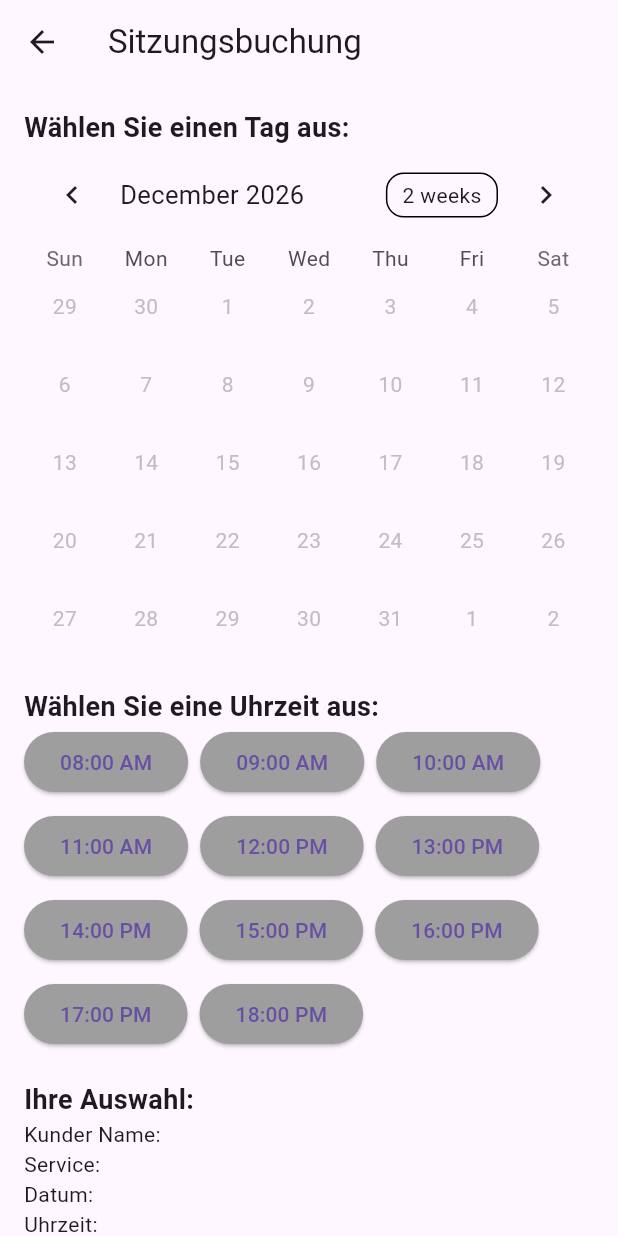
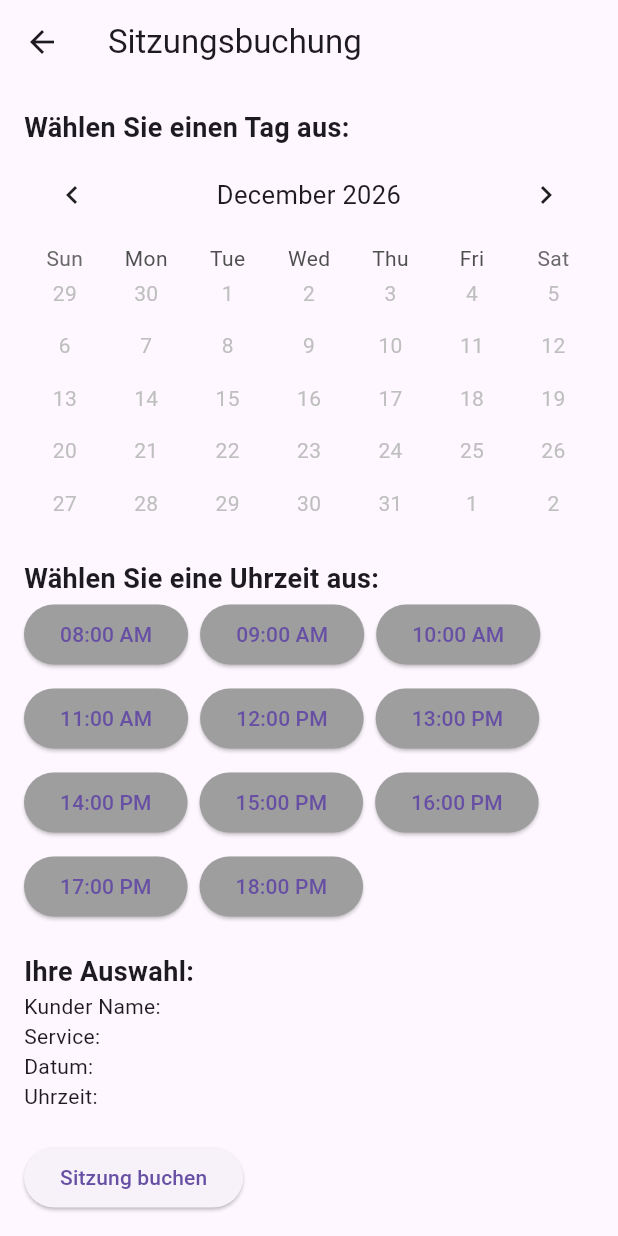
Before and after one commit to maurodev16/therapy_user, a Flutter app: the BottomNavigationWidget screen opened directly, after a tap on the "calendar month" icon, on a phone screen of 412 x 824 dp. Run offline on Flutter 3.47's test engine with Material 3 defaults, Android fonts, the phone set to English and light mode, and no system bars; drawn by our look-alikes of table_calendar; our stand-ins replace flutter_dotenv, flutter_spinkit, fluttertoast, get, get_storage, google_fonts and 2 more; accounts and stored records are empty.

Commit message:
doing appointment

```diff
--- a/lib/BottomNavigationBar/BottomNavigationBar.dart
+++ b/lib/BottomNavigationBar/BottomNavigationBar.dart
@@ -19,7 +19,7 @@ class BottomNavigationWidget extends GetView<BottomNavigationController> {
             items: [
               BottomNavigationBarItem(
                 icon: Icon(
-                  Icons.home,
+                  Icons.home_outlined,
                 ),
                 label: 'Home',
               ),
@@ -27,23 +27,23 @@ class BottomNavigationWidget extends GetView<BottomNavigationController> {
                 icon: Stack(
                   children: [
                     Icon(
-                      Icons.archive_outlined,
+                      Icons.attach_email_outlined,
                     ),
                   ],
                 ),
-                label: 'Bills',
+                label: 'Rechnungen',
               ),
               BottomNavigationBarItem(
                 icon: Icon(
-                  Icons.calendar_month,
+                  Icons.person_2_outlined,
                 ),
-                label: 'Appointment',
+                label: 'Termin',
               ),
               BottomNavigationBarItem(
                 icon: Icon(
                   Icons.settings,
                 ),
-                label: 'Settings',
+                label: 'Einstellungen',
               ),
             ],
             selectedItemColor: azul,
--- a/lib/Controller/BottomNavigationController.dart
+++ b/lib/Controller/BottomNavigationController.dart
@@ -1,7 +1,7 @@
 import 'package:flutter/material.dart';
 import 'package:get/get.dart';
+import 'package:therapy_user/pages/ProfilePage.dart';
 
-import '../pages/AppointmentPage.dart';
 import '../pages/BillsPage.dart';
 import '../pages/HomePage.dart';
 import '../pages/SettingsPage.dart';
@@ -13,7 +13,7 @@ class BottomNavigationController extends GetxController {
    List<Widget> pages = [
     HomePage(),
     BillsPage(),
-    AppointmentPage(),
+    ProfilePage(),
     SettingsPage(),
   ].obs;
 
--- a/lib/Controller/UserController.dart
+++ b/lib/Controller/UserController.dart
@@ -33,8 +33,6 @@ class UserController extends GetxController with StateMixin<UserModel> {
     print("STORAGE userType:::${storage.read('userType')}");
     print("STORAGE EMAIL:::${storage.read('email')}");
     print("STORAGE clientNumber:::${storage.read<int>('clientNumber')}");
-    print(
-        "STORAGE clientNumberOrEmail:::${storage.read('clientNumberOrEmail')}");
   }
 
   RxString userId = ''.obs;
--- a/lib/IRepository/IRepositoryAuth.dart
+++ b/lib/IRepository/IRepositoryAuth.dart
@@ -1,5 +1,5 @@
 import '../Models/UserModel.dart';
 
  abstract class IRepositoryAuth {
-  Future<UserModel> login(String email, int clientNumber, String password);
+  Future<UserModel> login(String email, String password);
 }
--- a/lib/Models/UserModel.dart
+++ b/lib/Models/UserModel.dart
@@ -5,7 +5,6 @@ class UserModel {
   String? lastname;
   String? email;
   String? password;
-  dynamic clientNumberOrEmail;
   String? token;
   String? userType;
   DateTime? createdAt;
@@ -19,7 +18,6 @@ class UserModel {
     this.token,
     this.userType,
     this.password,
-    this.clientNumberOrEmail,
     this.createdAt,
     this.updatedAt,
   });
@@ -32,7 +30,6 @@ class UserModel {
       lastname: json['last_name'],
       email: json['email'],
       password: json['password'],
-      clientNumberOrEmail: json['clientNumberOrEmail'],
       token: json['token'],
       userType: json['user_type'] = 'client',
       createdAt: DateTime.parse(json['createdAt']),
@@ -48,7 +45,6 @@ class UserModel {
       'last_name': lastname,
       'email': email,
       'password': password,
-      'clientNumberOrEmail': clientNumberOrEmail,
       'token': token,
       'user_type': userType,
       'createdAt': createdAt,
--- a/lib/Utils/Colors.dart
+++ b/lib/Utils/Colors.dart
@@ -4,6 +4,6 @@ import 'package:flutter/material.dart';
 const vermelho = Color.fromARGB(255, 245, 0, 0);
 const verde = Color(0xFF4CAF50);
 const azul = Color(0xFF2196F3);
-const cinza = Color(0x708090);
+const cinza = Color.fromARGB(0, 128, 142, 157);
 const preto = Colors.black;
 const branco = Colors.white;
--- a/lib/pages/AppointmentPage.dart
+++ b/lib/pages/AppointmentPage.dart
@@ -1,11 +1,14 @@
 import 'package:flutter/material.dart';
+import 'package:fluttertoast/fluttertoast.dart';
 import 'package:get/get.dart';
 import 'package:table_calendar/table_calendar.dart';
+import 'package:therapy_user/Utils/Colors.dart';
 
 import '../Controller/AppointmentController.dart';
 
 class AppointmentPage extends StatelessWidget {
   final appointControler = Get.find<AppointmentController>();
+
   @override
   Widget build(BuildContext context) {
     return Scaffold(
@@ -23,19 +26,34 @@ class AppointmentPage extends StatelessWidget {
             ),
             // Monatskalender
             TableCalendar(
+              //  locale: "de_DE",
+              rowHeight: 35,
+              headerStyle: HeaderStyle(
+                formatButtonVisible: false,
+                titleCentered: true,
+              ),
               focusedDay: DateTime
                   .now(), // Datum, das der Kalender zuerst anzeigen soll
-              firstDay: DateTime(DateTime.now().year, DateTime.now().month - 1,
+              firstDay: DateTime(DateTime.now().year, DateTime.now().month,
                   DateTime.now().day), // Erster sichtbarer Tag im Kalender
-              lastDay: DateTime(DateTime.now().year, DateTime.now().month + 1,
+              lastDay: DateTime(DateTime.now().year, DateTime.now().month + 6,
                   DateTime.now().day), // Letzter sichtbarer Tag im Kalender
               selectedDayPredicate: (day) {
+                isSameDay(day, DateTime.now());
                 // Überprüfen, ob der Tag gebucht ist und deaktivieren
                 return appointControler.bookedDates.contains(day);
               },
+              availableGestures: AvailableGestures.all,
               onDaySelected: (selectedDay, focusedDay) {
                 appointControler.selectedDay.value =
                     selectedDay.toLocal().toString().split(' ')[0];
+                Fluttertoast.showToast(
+                    msg:"Ausgewählter Tag: ${ appointControler.selectedDay.value}",
+                    gravity: ToastGravity.TOP,
+                    toastLength: Toast.LENGTH_LONG,
+                    backgroundColor: verde,
+
+                    );
               },
             ),
 
@@ -52,11 +70,17 @@ class AppointmentPage extends StatelessWidget {
                     .map((time) => ElevatedButton(
                           onPressed: () {
                             appointControler.selectedTime.value = time;
+                               Fluttertoast.showToast(
+                    msg:"Ausgewählte Zeit: ${ appointControler.selectedTime.value}",
+                    gravity: ToastGravity.TOP,
+                    toastLength: Toast.LENGTH_LONG,
+                    backgroundColor: verde,
+
+                    );
                           },
                           style: ElevatedButton.styleFrom(
                             backgroundColor:
-                                appointControler.selectedTime.value ==
-                                        time
+                                appointControler.selectedTime.value == time
                                     ? Colors.blue
                                     : Colors.grey,
                           ),
@@ -71,21 +95,18 @@ class AppointmentPage extends StatelessWidget {
               style: TextStyle(fontSize: 18, fontWeight: FontWeight.bold),
             ),
             Obx(
-              () => Text(
-                  'Kunder Name: ${appointControler.selectedTime.value}'),
+              () => Text('Kunder Name: ${appointControler.selectedTime.value}'),
             ),
             Obx(
-              () => Text(
-                  'Service: ${appointControler.selectedTime.value}'),
+              () => Text('Service: ${appointControler.selectedTime.value}'),
             ),
             Obx(
-              () =>
-                  Text('Datum: ${appointControler.selectedDay.value}'),
+              () => Text('Datum: ${appointControler.selectedDay.value}'),
             ),
             Obx(
-              () => Text(
-                  'Uhrzeit: ${appointControler.selectedTime.value}'),
+              () => Text('Uhrzeit: ${appointControler.selectedTime.value}'),
             ),
+
             SizedBox(height: 20),
             ElevatedButton(
               onPressed: () {
--- a/lib/pages/HomePage.dart
+++ b/lib/pages/HomePage.dart
@@ -1,5 +1,6 @@
 import 'package:flutter/material.dart';
 import 'package:get/get.dart';
+import 'package:google_fonts/google_fonts.dart';
 import 'package:therapy_user/pages/AppointmentPage.dart';
 import '../Utils/Colors.dart';
 
@@ -25,8 +26,8 @@ Widget appointmentsScreen() {
     child: Scaffold(
       appBar: AppBar(
         title: Text(
-          'Zeitpläne',
-          style: TextStyle(fontSize: 15),
+          'Mein Zeitpläne',
+          style: GoogleFonts.lato(fontSize: 15),
         ),
         actions: [
           Row(
--- a/lib/pages/SettingsPage.dart
+++ b/lib/pages/SettingsPage.dart
@@ -5,7 +5,7 @@ class SettingsPage extends StatelessWidget {
   @override
   Widget build(BuildContext context) {
     return Center(
-      child: Text('Settings Page - TO DO'),
+      child: Image.asset("assets/images/under-construction.png"),
     );
   }
 }
--- a/pubspec.yaml
+++ b/pubspec.yaml
@@ -15,7 +15,7 @@ dependencies:
   flutter_dotenv: ^5.1.0
   iconly:
   flutter_spinkit: ^5.2.0
-  fluttertoast: ^8.2.2
+  fluttertoast: any
   readmore: ^2.2.0
   badges: ^3.1.2
   upgrader: ^8.1.0
```
Also changed, not shown: lib/Controller/AuthController.dart (+30 -77 lines), lib/MyBindings/Mybindings.dart (+9 -1 lines), lib/Repository/RepositoryUser.dart (+7 -7 lines), lib/Repository/RespositoryAuth.dart (+11 -12 lines), lib/main.dart (+10 -23 lines), lib/pages/Authentication/Pages/LoginPage.dart (+19 -28 lines), lib/pages/ProfilePage.dart (+62 -4 lines), lib/pages/TherapistProfilePage.dart (deleted, +0 -62 lines), assets/images/doctor.jpg (deleted), assets/images/under-construction.png (added), pubspec.lock.
